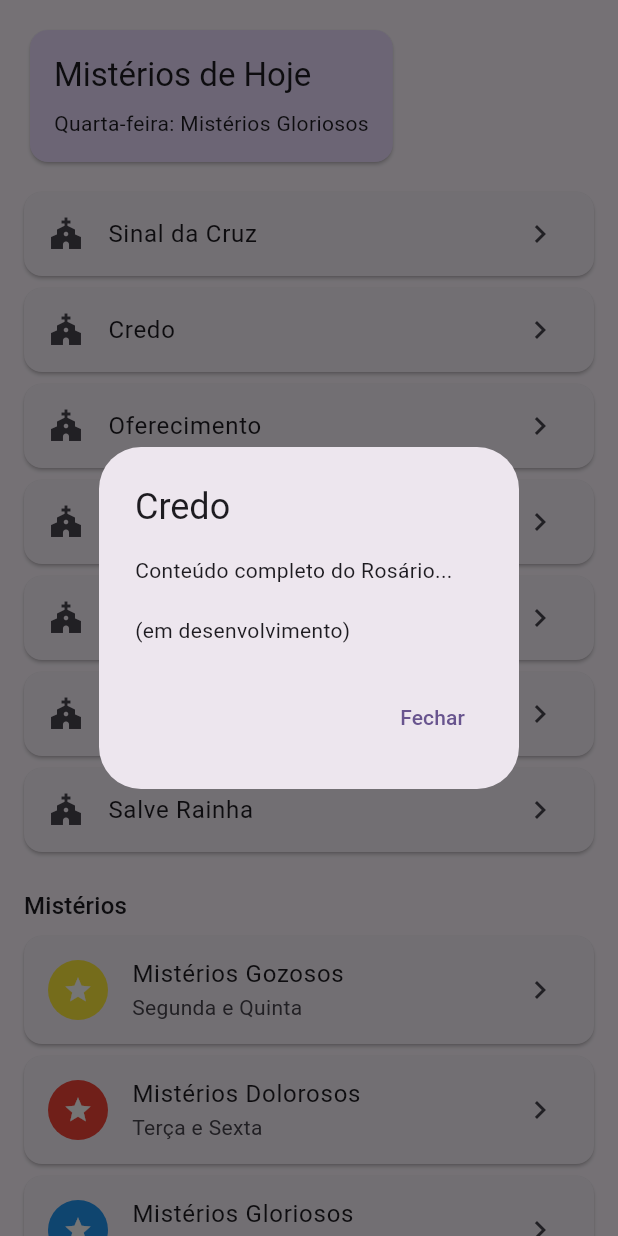
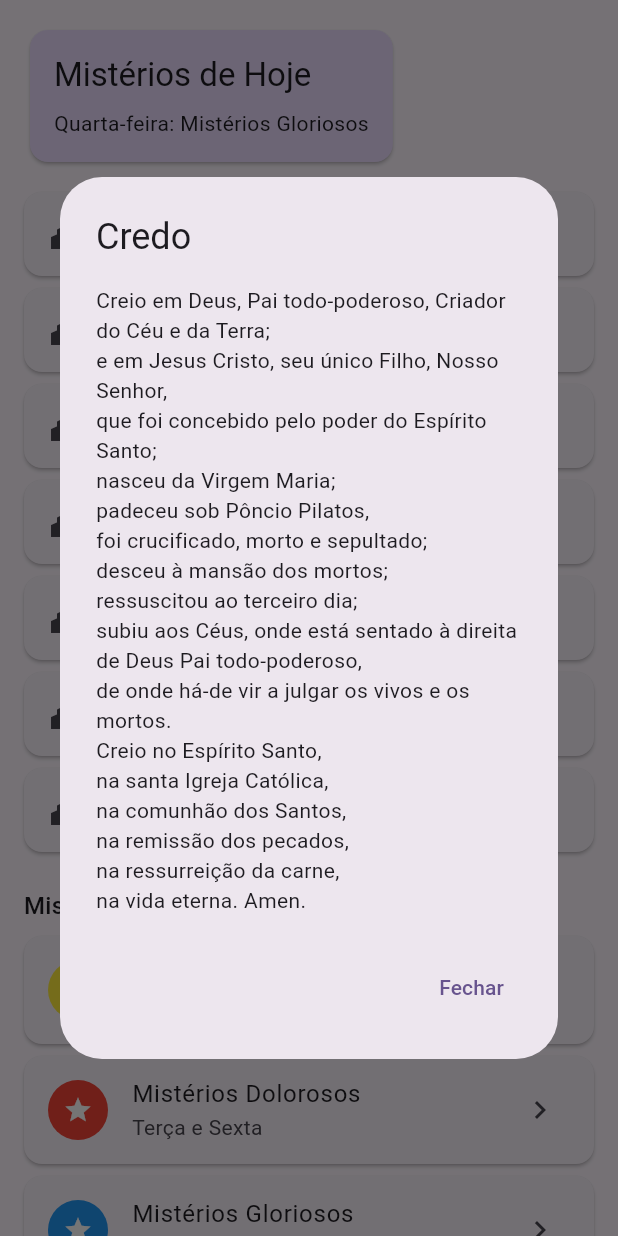
Before and after one commit to joelsansana/ave, a Flutter app: the _RosarioTab widget shown alone on an empty page, opened directly, after a tap on "Credo", on a phone screen of 412 x 824 dp. Run offline on Flutter 3.47's test engine with Material 3 defaults, Android fonts, the light colour scheme and no system bars; our stand-ins replace flutter_riverpod, shared_preferences; accounts and stored records are empty.

Commit message:
Add full prayer content for Ave Maria and other prayers

```diff
--- a/lib/features/readings/presentation/readings_screen.dart
+++ b/lib/features/readings/presentation/readings_screen.dart
@@ -210,13 +210,34 @@ class _RosarioTab extends StatelessWidget {
     );
   }
 
+  String _getPrayerContent(String prayer) {
+    switch (prayer) {
+      case 'Sinal da Cruz':
+        return '✠ Em nome do Pai e do Filho e do Espírito Santo.\n\n℟. Amen.';
+      case 'Credo':
+        return 'Creio em Deus, Pai todo-poderoso, Criador do Céu e da Terra;\ne em Jesus Cristo, seu único Filho, Nosso Senhor,\nque foi concebido pelo poder do Espírito Santo;\nnasceu da Virgem Maria;\npadeceu sob Pôncio Pilatos,\nfoi crucificado, morto e sepultado;\ndesceu à mansão dos mortos;\nressuscitou ao terceiro dia;\nsubiu aos Céus, onde está sentado à direita de Deus Pai todo-poderoso,\nde onde há-de vir a julgar os vivos e os mortos.\nCreio no Espírito Santo,\nna santa Igreja Católica,\nna comunhão dos Santos,\nna remissão dos pecados,\nna ressurreição da carne,\nna vida eterna. Amen.';
+      case 'Pai Nosso':
+        return 'Pai Nosso, que estais nos céus,\nsantificado seja o Vosso Nome,\nvenha a nós o Vosso Reino;\nseja feita a Vossa vontade assim na terra como no Céu.\n\nO pão nosso de cada dia nos dai hoje;\nperdoai-nos as nossas dívidas,\nassim como nós perdoamos aos nossos devedores;\ne não nos deixeis cair em tentação;\nmas livrai-nos do mal. Amen.';
+      case 'Ave Maria':
+        return 'Ave Maria, cheia de graça,\no Senhor é convosco.\nBendita sois vós entre as mulheres\ne bendito é o fruto do vosso ventre, Jesus.\n\nSanta Maria, Mãe de Deus,\nrogai por nós, pecadores,\nagora e na hora da nossa morte.\nAmén.';
+      case 'Glória':
+        return 'Glória ao Pai, e ao Filho e ao Espírito Santo.\nAssim como era no princípio, agora e sempre,\ne por todos os séculos dos séculos.\nAmen.';
+      case 'Salve Rainha':
+        return 'Salvé, Rainha, mãe de misericórdia,\nvida, doçura, esperança nossa, salve!\nA Vós bradamos, os degredados filhos de Eva.\nA Vós suspiramos, gemendo e chorando neste vale de lágrimas.\n\nEia, pois, advogada nossa,\nesses Vossos olhos misericordiosos a nós volvei.\nE, depois deste desterro, nos mostrai Jesus,\nbendito fruto do Vosso ventre.\n\nÓ clemente, ó piedosa, ó doce Virgem Maria!';
+      case 'Oferecimento':
+        return 'Santíssima Virgem, Mãe de Deus,\neu Vos ofereço este rosário em desagravo\ndo Santíssimo Coração de Nosso Senhor Jesus Cristo,\nVosso Filho,\ne em desagrado do Vosso Coração Imaculado;\npelas intenções que Vos apresento.\n\nSantíssima Virgem, rogai por nós.';
+      default:
+        return '';
+    }
+  }
+
   void _showPrayerDialog(BuildContext context, String prayer) {
     showDialog(
       context: context,
       builder: (context) => AlertDialog(
         title: Text(prayer),
         content: SingleChildScrollView(
-          child: Text(AppLocalizations.of(context)!.readingsRosaryContent),
+          child: Text(_getPrayerContent(prayer)),
         ),
         actions: [
           TextButton(
```
